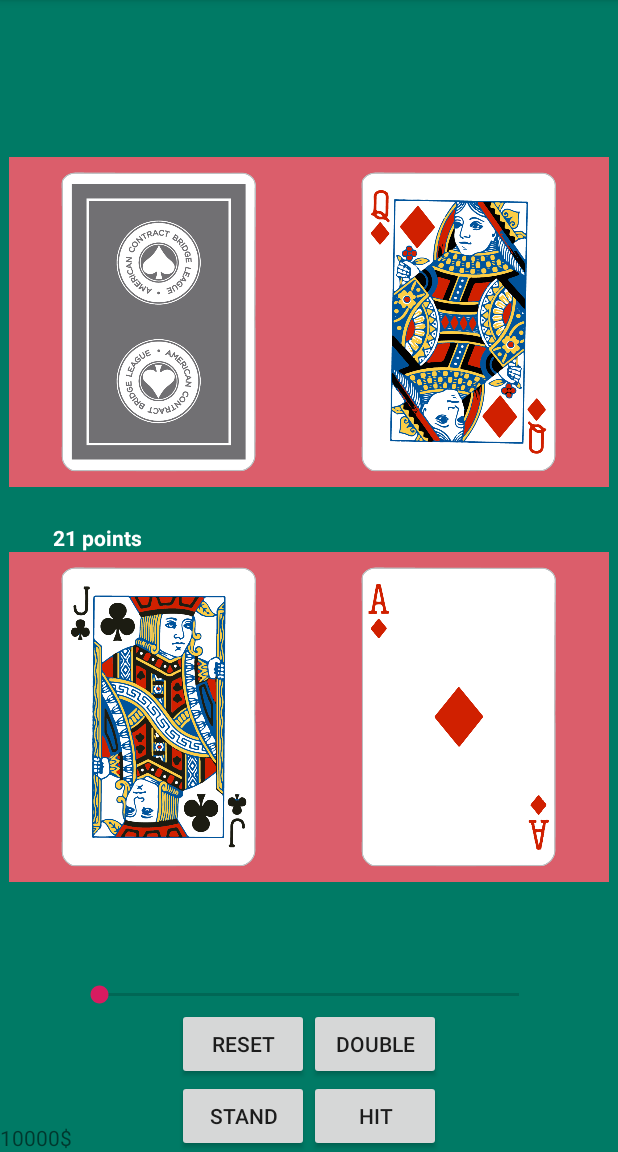
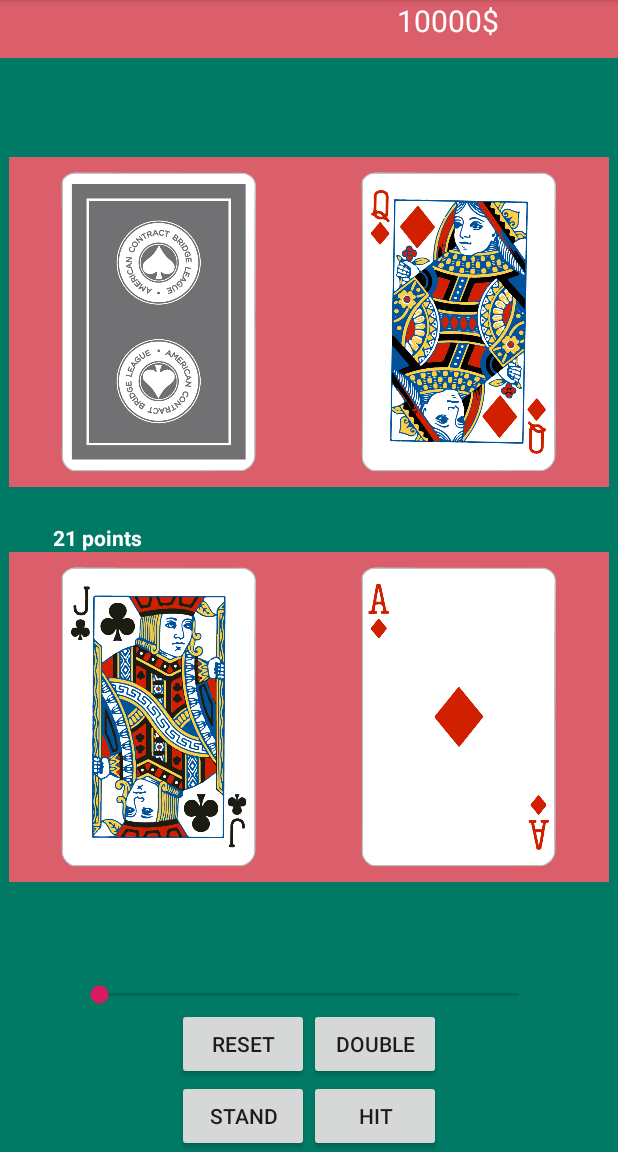
Before and after one commit to JetRequin/NevadaOdyssey, an Android app: the BlackJackActivity screen opened directly, with no data from a screen before it, on a phone screen of 412 x 824 dp, the part 84-1236 px from its top. Run offline under Robolectric (Android 15) with nearby library versions, the phone set to English and light mode, and no system bars.

Commit message:
Add layout blackjack activity

```diff
--- a/app/src/main/java/fr/isen/nevadaodyssey/BlackJackActivity.kt
+++ b/app/src/main/java/fr/isen/nevadaodyssey/BlackJackActivity.kt
@@ -29,6 +29,7 @@ class BlackJackActivity : AppCompatActivity() {
         var resetParty = false
         var resetDouble = false
         userPreferences = getSharedPreferences(UserPreferences.name, Context.MODE_PRIVATE)
+        var name = userPreferences?.getString(UserPreferences.name,null)?: ""
         var money = userPreferences?.getInt(UserPreferences.money,0) ?: 0
         for(i in 0 until deck.size)
         {
@@ -36,7 +37,8 @@ class BlackJackActivity : AppCompatActivity() {
         }
         Log.d("Deck", "This is the size of the deck :"+deck.size)
         player.initMoney(money)
-        moneyShow.text=player.money.toString()+"$"
+        textViewUserMoney.text=player.money.toString()+"$"
+        textViewUserName.text=name
         Log.d("InitParty", "You have "+ player.money+" dollars")
         initParty(deck,player, dealer,playerSet,dealerSet)
         showConsoleCards(player, dealer, deck)
@@ -53,6 +55,7 @@ class BlackJackActivity : AppCompatActivity() {
                     winnerText.text="You loose"
                     Log.d("InitParty", "You have "+ player.getTotalPoints()+" points")
                     Log.d("InitParty", "Dealer has "+ dealer.getTotalPoints()+" points")
+                    textViewUserMoney.text=player.money.toString()+"$"
                     removeCards(dealerSet)
                     showAllCardsEvenHide(dealer,dealerSet)
                     resetParty=true
@@ -84,6 +87,7 @@ class BlackJackActivity : AppCompatActivity() {
                     showAllCardsEvenHide(dealer,dealerSet)
 
                 }
+                textViewUserMoney.text=player.money.toString()+"$"
                 resetParty=true
                 resetDouble=true
                 betBar.visibility = View.GONE
@@ -104,6 +108,7 @@ class BlackJackActivity : AppCompatActivity() {
                 resetParty=false
                 resetDouble=false
                 moneyShow.text=player.money.toString()+"$"
+                textViewUserMoney.text=player.money.toString()+"$"
                 betBar.visibility = View.VISIBLE
             }
         }
@@ -141,6 +146,7 @@ class BlackJackActivity : AppCompatActivity() {
 
                     }
                 }
+                textViewUserMoney.text=player.money.toString()+"$"
                 resetParty=true
                 resetDouble=true
                 betBar.visibility = View.GONE
@@ -156,7 +162,7 @@ class BlackJackActivity : AppCompatActivity() {
             override fun onProgressChanged(seekBar: SeekBar, i: Int, b: Boolean) {
                 // Display the current progress of SeekBar
                 bet=(i*player.money)/100
-                moneyShow.text=(player.money-bet).toString()+"$"
+                moneyShow.text=(bet).toString()+"$"
 
             }
 
--- a/app/src/main/res/layout/activity_black_jack.xml
+++ b/app/src/main/res/layout/activity_black_jack.xml
@@ -6,6 +6,44 @@
     android:layout_height="match_parent"
     android:background="@color/colorGreenTheme"
     tools:context=".BlackJackActivity">
+
+    <TextView
+        android:id="@+id/textViewUserMoney"
+        android:layout_width="0dp"
+        android:layout_height="0dp"
+        android:background="@color/colorRedTheme"
+        android:textAlignment="center"
+        android:textColor="@color/colorWhite"
+        android:textSize="20sp"
+        app:layout_constraintBottom_toTopOf="@+id/guideline12"
+        app:layout_constraintEnd_toEndOf="parent"
+        app:layout_constraintStart_toEndOf="@+id/textViewUserName"
+        app:layout_constraintTop_toTopOf="parent" />
+
+    <TextView
+        android:id="@+id/textViewUserName"
+        android:layout_width="0dp"
+        android:layout_height="0dp"
+        android:background="@color/colorRedTheme"
+        android:textAlignment="textStart"
+        android:textColor="@color/colorWhite"
+        android:textSize="20sp"
+        app:layout_constraintBottom_toTopOf="@+id/guideline12"
+        app:layout_constraintEnd_toStartOf="@+id/guideline9"
+        app:layout_constraintStart_toStartOf="parent"
+        app:layout_constraintTop_toTopOf="parent" />
+    <androidx.constraintlayout.widget.Guideline
+        android:id="@+id/guideline9"
+        android:layout_width="wrap_content"
+        android:layout_height="wrap_content"
+        android:orientation="vertical"
+        app:layout_constraintGuide_percent="0.45" />
+    <androidx.constraintlayout.widget.Guideline
+        android:id="@+id/guideline12"
+        android:layout_width="wrap_content"
+        android:layout_height="wrap_content"
+        android:orientation="horizontal"
+        app:layout_constraintGuide_percent="0.05" />
 
     <Button
         android:id="@+id/standButton"
@@ -103,8 +141,7 @@
         app:layout_constraintBottom_toTopOf="@+id/scrollDealer"
         app:layout_constraintEnd_toEndOf="parent"
         app:layout_constraintStart_toStartOf="parent"
-        app:layout_constraintTop_toTopOf="parent"
-        app:layout_constraintVertical_bias="0.04000002" />
+        app:layout_constraintTop_toBottomOf="@id/guideline12" />
 
     <Button
         android:id="@+id/resetButton"
--- a/app/src/main/res/layout/activity_roulette.xml
+++ b/app/src/main/res/layout/activity_roulette.xml
@@ -4,6 +4,7 @@
     android:layout_width="match_parent"
     android:layout_height="match_parent"
     android:background="@color/colorPrimary">
+
 
     <Button
         android:id="@+id/spinButton"
```
